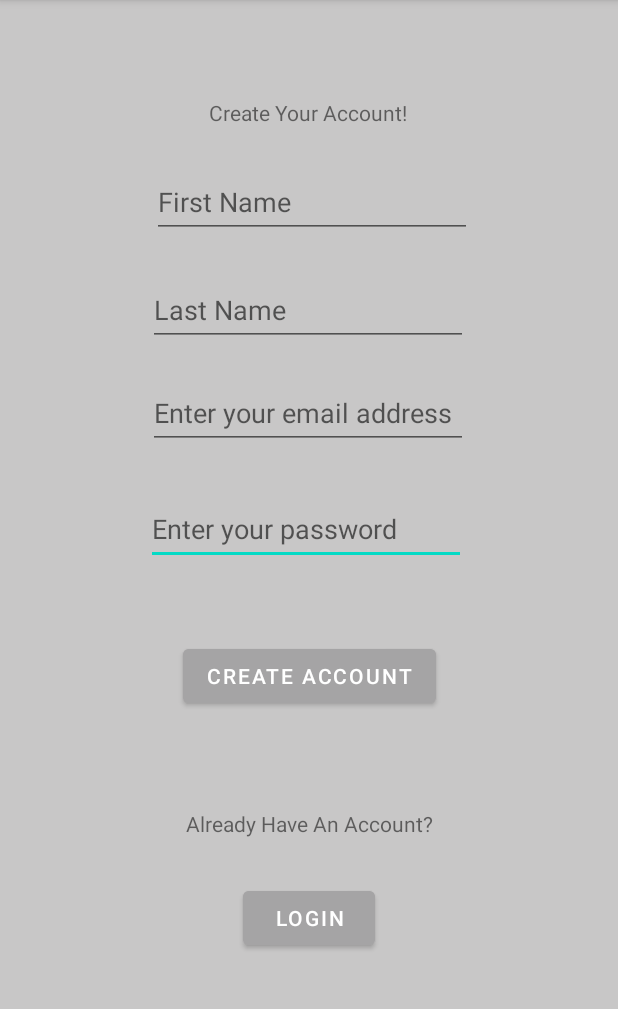
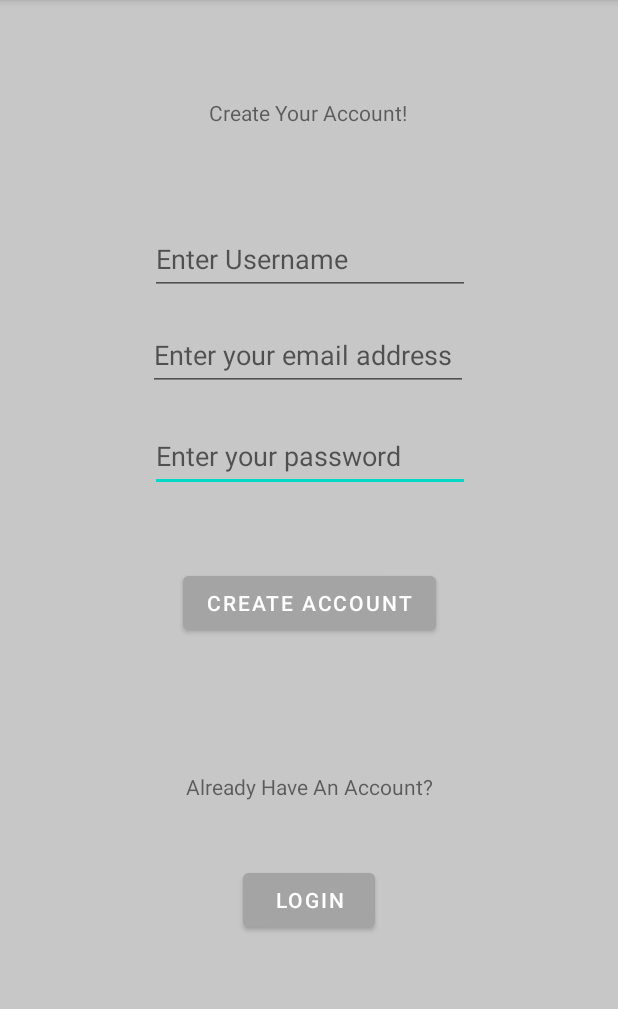
Before and after one commit to sharma-sourabh3435/Odd-Jobs, an Android app: the screen it shows after launch (CreateAccount), after a tap on "CREATE ACCOUNT", on a phone screen of 412 x 824 dp, the part 84-1093 px from its top. Run offline under Robolectric (Android 15) with nearby library versions, the phone set to English and light mode, and no system bars; our stand-ins replace Firebase (no records; nobody signed in at launch, a user with empty details on screens opened directly); 1 other tap on this screen came first.

Commit message:
Writing to firebase done for create account and job posting few other fixes and changes

```diff
--- a/app/src/main/java/com/example/gorup16project/Config.java
+++ b/app/src/main/java/com/example/gorup16project/Config.java
@@ -2,5 +2,9 @@ package com.example.gorup16project;
 
 public class Config {
 
+    public static final String FIREBASE_URL = "https://group16-4df08-default-rtdb.firebaseio.com/";
+    public static final String USER_STRING = "users";
+    public static final String JOB_STRING = "jobs";
+
     public static final String PAYPAL_CLIENT_ID = "AQojGCR2kxh7ZOzfitdXiOqUyof4euoApUfIgnczDWzk3SoyoieYaWEex0jouoQhCfdWZyJ6dM9Nm5ms";
 }
--- a/app/src/main/java/com/example/gorup16project/MainActivity.java
+++ b/app/src/main/java/com/example/gorup16project/MainActivity.java
@@ -1,4 +1,6 @@
 package com.example.gorup16project;
+
+import static android.content.ContentValues.TAG;
 
 import androidx.annotation.NonNull;
 import androidx.appcompat.app.AppCompatActivity;
@@ -9,6 +11,7 @@ import android.os.Bundle;
 import android.text.TextUtils;
 import android.text.method.HideReturnsTransformationMethod;
 import android.text.method.PasswordTransformationMethod;
+import android.util.Log;
 import android.view.View;
 import android.widget.Button;
 import android.widget.CheckBox;
@@ -22,6 +25,8 @@ import com.google.android.gms.tasks.Task;
 import com.google.firebase.auth.AuthResult;
 import com.google.firebase.auth.FirebaseAuth;
 import com.google.firebase.auth.FirebaseUser;
+import com.google.firebase.database.DataSnapshot;
+import com.google.firebase.database.DatabaseError;
 import com.google.firebase.database.DatabaseReference;
 import com.google.firebase.database.FirebaseDatabase;
 import com.google.firebase.database.ValueEventListener;
@@ -46,7 +51,6 @@ public class MainActivity extends AppCompatActivity{
     TextView password;
 
 
-    private static final String URL = "https://group16-4df08-default-rtdb.firebaseio.com/";
     private FirebaseDatabase firebaseDB;
     private DatabaseReference firebaseDBRef;
     private FirebaseAuth mAuth;
@@ -60,8 +64,9 @@ public class MainActivity extends AppCompatActivity{
         showcheck_btn = findViewById(R.id.checkBox);
         password = findViewById(R.id.editTextTextPassword3);
         email = findViewById(R.id.editTextTextEmailAddress3);
-
         mAuth = FirebaseAuth.getInstance();
+        firebaseDB = FirebaseDatabase.getInstance(Config.FIREBASE_URL);
+        firebaseDBRef = firebaseDB.getReference();
 
         //Check and Uncheck the password on login page
         showcheck_btn.setOnCheckedChangeListener(new CompoundButton.OnCheckedChangeListener() {
@@ -104,10 +109,14 @@ public class MainActivity extends AppCompatActivity{
                      @Override
                      public void onComplete(@NonNull Task<AuthResult> task) {
                          if (task.isSuccessful()) {
+
                              FirebaseUser currentUser = mAuth.getCurrentUser();
-                             Toast.makeText(MainActivity.this, "user login successful",
+
+                             Toast.makeText(MainActivity.this, "User: "+firebaseDBRef.child("users").child("name").get() +"login successful",
                                      Toast.LENGTH_SHORT).show();
                              startActivity(new Intent(MainActivity.this, welcomeMainPage.class));
+                             connectToFirebase();
+                             writeToDatabase();
 
                          }
                          else {
@@ -148,12 +157,13 @@ public class MainActivity extends AppCompatActivity{
 
 
     private void connectToFirebase(){
-        firebaseDB = FirebaseDatabase.getInstance(URL);
-        firebaseDBRef = firebaseDB.getReference("path");
+        firebaseDB = FirebaseDatabase.getInstance(Config.FIREBASE_URL);
+        firebaseDBRef = firebaseDB.getReference();
     }
 
     private void writeToDatabase(){
-        firebaseDBRef.setValue("TestMessage");
+
     }
 
+
 }
--- a/app/src/main/java/com/example/gorup16project/welcomeMainPage.java
+++ b/app/src/main/java/com/example/gorup16project/welcomeMainPage.java
@@ -7,6 +7,7 @@ import android.widget.Button;
 import androidx.appcompat.app.AppCompatActivity;
 
 import com.google.firebase.auth.FirebaseAuth;
+import com.google.firebase.database.FirebaseDatabase;
 
 public class welcomeMainPage extends AppCompatActivity {
 
@@ -46,4 +47,6 @@ public class welcomeMainPage extends AppCompatActivity {
         Intent continueAsEmployer = new Intent(welcomeMainPage.this, WelcomeActivityEmployer.class);
         startActivity(continueAsEmployer);
     }
+
+
 }
--- a/app/src/main/res/layout/create_account.xml
+++ b/app/src/main/res/layout/create_account.xml
@@ -27,17 +27,15 @@
         android:id="@+id/editTextTextPassword"
         android:layout_width="wrap_content"
         android:layout_height="wrap_content"
-        android:layout_marginStart="101dp"
-        android:layout_marginTop="16dp"
+        android:layout_marginStart="100dp"
         android:layout_marginEnd="101dp"
-        android:layout_marginBottom="7dp"
         android:ems="10"
         android:hint="Enter your password"
         android:inputType="textPassword"
         android:minHeight="48dp"
-        app:layout_constraintBottom_toBottomOf="parent"
+        app:layout_constraintBottom_toTopOf="@+id/button"
         app:layout_constraintEnd_toEndOf="parent"
-        app:layout_constraintHorizontal_bias="1.0"
+        app:layout_constraintHorizontal_bias="0.0"
         app:layout_constraintStart_toStartOf="parent"
         app:layout_constraintTop_toBottomOf="@+id/editTextTextEmailAddress2" />
 
@@ -90,31 +88,12 @@
 
 
     <EditText
-        android:id="@+id/editTextTextPersonName"
-        android:layout_width="wrap_content"
-        android:layout_height="wrap_content"
-        android:layout_marginStart="101dp"
-        android:layout_marginTop="20dp"
-        android:layout_marginEnd="100dp"
-        android:layout_marginBottom="7dp"
-        android:ems="10"
-        android:hint="First Name"
-        android:inputType="textPersonName"
-        android:minHeight="48dp"
-        app:layout_constraintBottom_toTopOf="@+id/editTextTextPersonName3"
-        app:layout_constraintEnd_toEndOf="parent"
-        app:layout_constraintHorizontal_bias="0.0"
-        app:layout_constraintStart_toStartOf="parent"
-        app:layout_constraintTop_toBottomOf="@+id/textView1" />
-
-    <EditText
         android:id="@+id/editTextTextEmailAddress2"
         android:layout_width="wrap_content"
         android:layout_height="wrap_content"
         android:layout_marginStart="100dp"
-        android:layout_marginTop="7dp"
         android:layout_marginEnd="101dp"
-        android:layout_marginBottom="7dp"
+        android:layout_marginBottom="19dp"
         android:ems="10"
         android:hint="Enter your email address"
         android:inputType="textEmailAddress"
@@ -122,22 +101,24 @@
         app:layout_constraintBottom_toTopOf="@+id/editTextTextPassword"
         app:layout_constraintEnd_toEndOf="parent"
         app:layout_constraintStart_toStartOf="parent"
-        app:layout_constraintTop_toBottomOf="@+id/editTextTextPersonName3" />
+        app:layout_constraintTop_toBottomOf="@+id/createUsername" />
 
     <EditText
-        android:id="@+id/editTextTextPersonName3"
+        android:id="@+id/createUsername"
         android:layout_width="wrap_content"
         android:layout_height="wrap_content"
         android:layout_marginStart="100dp"
-        android:layout_marginTop="10dp"
+        android:layout_marginTop="71dp"
         android:layout_marginEnd="101dp"
-        android:layout_marginBottom="7dp"
+        android:layout_marginBottom="16dp"
         android:ems="10"
-        android:hint="Last Name"
+        android:hint="Enter Username"
         android:inputType="textPersonName"
         android:minHeight="48dp"
         app:layout_constraintBottom_toTopOf="@+id/editTextTextEmailAddress2"
         app:layout_constraintEnd_toEndOf="parent"
+        app:layout_constraintHorizontal_bias="0.0"
         app:layout_constraintStart_toStartOf="parent"
-        app:layout_constraintTop_toBottomOf="@+id/editTextTextPersonName" />
+        app:layout_constraintTop_toBottomOf="@+id/textView1" />
+
 </androidx.constraintlayout.widget.ConstraintLayout>
```
Also changed, not shown: app/src/main/java/com/example/gorup16project/CreateAccount.java (+37 -3 lines), app/src/main/java/com/example/gorup16project/CreateJobPosting.java (+46 -0 lines), app/src/main/res/layout/createjob.xml (+9 -6 lines), 2 other files.
